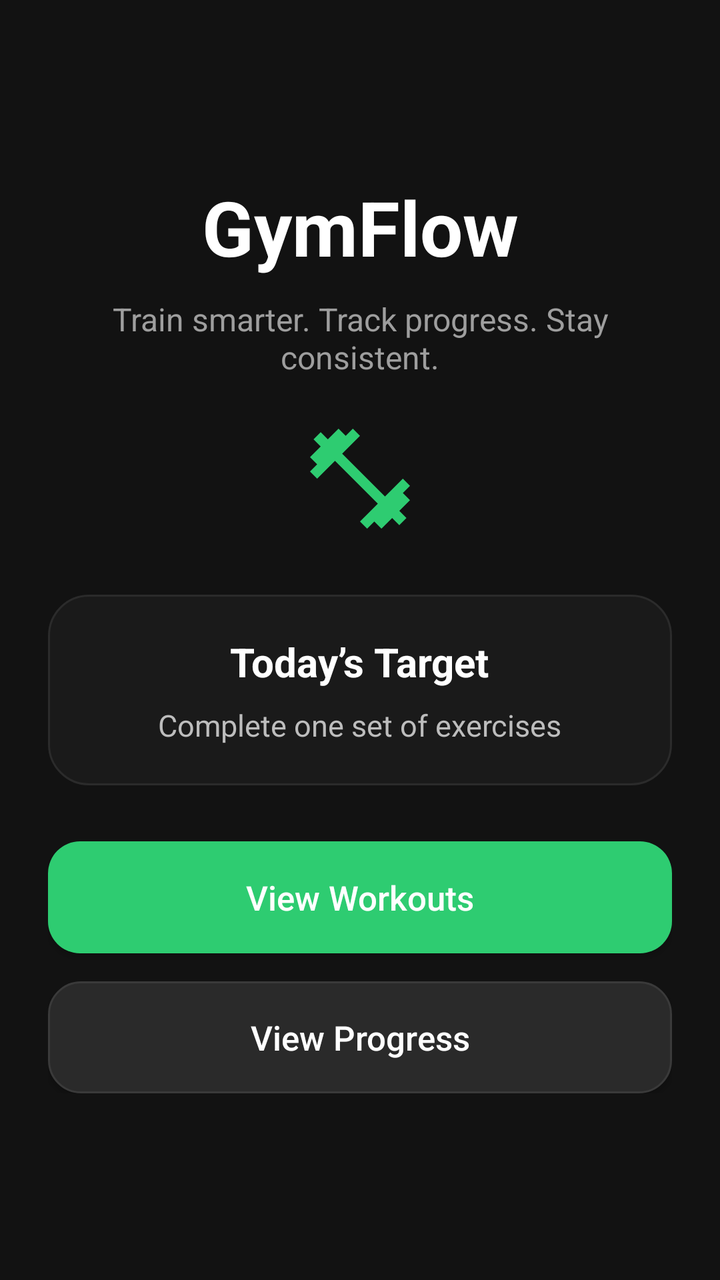
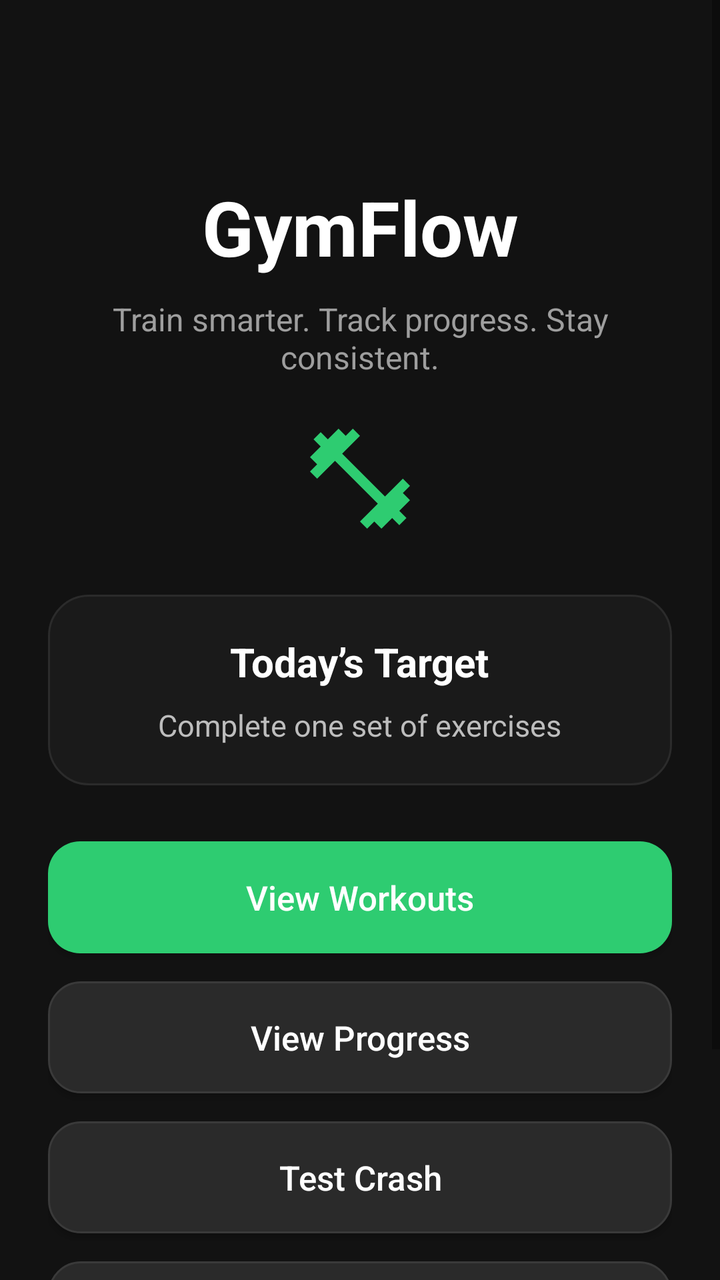

Compare the two renders of this Android layout. The source of the first and the diff that turns it into the second are given below.
<!-- AndroidManifest.xml: application theme Theme.GymFlow -->
<!-- res/layout/activity_main.xml -->
<?xml version="1.0" encoding="utf-8"?>
<ScrollView xmlns:android="http://schemas.android.com/apk/res/android"
    android:layout_width="match_parent"
    android:layout_height="match_parent"
    android:background="#121212">

    <LinearLayout
        android:layout_width="match_parent"
        android:layout_height="wrap_content"
        android:orientation="vertical"
        android:padding="24dp">

        
        <TextView
            android:id="@+id/tvAppTitle"
            android:layout_width="match_parent"
            android:layout_height="wrap_content"
            android:layout_marginTop="64dp"
            android:gravity="center"
            android:text="GymFlow"
            android:textColor="#FFFFFF"
            android:textSize="38sp"
            android:textStyle="bold" />

        
        <TextView
            android:id="@+id/tvSubtitle"
            android:layout_width="280dp"
            android:layout_height="wrap_content"
            android:layout_gravity="center"
            android:layout_marginTop="10dp"
            android:gravity="center"
            android:text="Train smarter. Track progress. Stay consistent."
            android:textColor="#9E9E9E"
            android:textSize="16sp" />

        
        <ImageView
            android:id="@+id/imgDumbbell"
            android:layout_width="60dp"
            android:layout_height="60dp"
            android:layout_marginTop="20dp"
            android:layout_gravity="center"
            android:src="@drawable/ic_dumbbell"
            android:contentDescription="Dumbbell Icon"/>

        
        <LinearLayout
            android:layout_width="match_parent"
            android:layout_height="wrap_content"
            android:layout_marginTop="28dp"
            android:background="@drawable/screen_panel_bg"
            android:orientation="vertical"
            android:padding="20dp">

            <TextView
                android:layout_width="wrap_content"
                android:layout_height="wrap_content"
                android:text="Today’s Target"
                android:layout_gravity="center"
                android:textColor="#FFFFFF"
                android:textSize="20sp"
                android:textStyle="bold" />

            <TextView
                android:layout_width="wrap_content"
                android:layout_height="wrap_content"
                android:layout_marginTop="8dp"
                android:layout_gravity="center"
                android:text="Complete one set of exercises"
                android:textColor="#BDBDBD"
                android:textSize="15sp" />

        </LinearLayout>

        
        <Button
            android:id="@+id/btnViewWorkouts"
            android:layout_width="match_parent"
            android:layout_height="56dp"
            android:layout_marginTop="28dp"
            android:background="@drawable/primary_button_bg"
            android:text="View Workouts"
            android:textAllCaps="false"
            android:textColor="#FFFFFF"
            android:textSize="17sp" />

        
        <Button
            android:id="@+id/btnViewProgress"
            android:layout_width="match_parent"
            android:layout_height="56dp"
            android:layout_marginTop="14dp"
            android:background="@drawable/secondary_button_bg"
            android:text="View Progress"
            android:textAllCaps="false"
            android:textColor="#FFFFFF"
            android:textSize="17sp" />

    </LinearLayout>

</ScrollView>
<!-- resources referenced by this layout -->
<resources>
  <!-- drawable ic_dumbbell (drawable) -->
  <vector xmlns:android="http://schemas.android.com/apk/res/android" android:height="64dp" android:tint="#2ECC71" android:viewportHeight="24" android:viewportWidth="24" android:width="64dp">
        
      <path android:fillColor="@android:color/white" android:pathData="M20.57,14.86L22,13.43 20.57,12 17,15.57 8.43,7 12,3.43 10.57,2 9.14,3.43 7.71,2 5.57,4.14 4.14,2.71 2.71,4.14l1.43,1.43L2,7.71l1.43,1.43L2,10.57 3.43,12 7,8.43 15.57,17 12,20.57 13.43,22l1.43,-1.43L16.29,22l2.14,-2.14 1.43,1.43 1.43,-1.43 -1.43,-1.43L22,16.29z"/>
      
  </vector>
  <!-- drawable primary_button_bg (drawable) -->
  <?xml version="1.0" encoding="utf-8"?>
  <shape xmlns:android="http://schemas.android.com/apk/res/android">
      <solid android:color="#2ECC71" />
      <corners android:radius="16dp" />
  </shape>
  <!-- drawable screen_panel_bg (drawable) -->
  <?xml version="1.0" encoding="utf-8"?>
  <shape xmlns:android="http://schemas.android.com/apk/res/android">
      <solid android:color="#1A1A1A" />
      <corners android:radius="20dp" />
      <stroke
          android:width="1dp"
          android:color="#2B2B2B" />
  </shape>
  <!-- drawable secondary_button_bg (drawable) -->
  <?xml version="1.0" encoding="utf-8"?>
  <shape xmlns:android="http://schemas.android.com/apk/res/android">
      <solid android:color="#2A2A2A" />
      <corners android:radius="16dp" />
      <stroke
          android:width="1dp"
          android:color="#3A3A3A" />
  </shape>
  <style name="Theme.GymFlow" parent="Theme.AppCompat.DayNight.NoActionBar">
          <item name="android:statusBarColor">@android:color/transparent</item>
      </style>
</resources>

<!-- the commit's change to res/layout/activity_main.xml (unified diff, before → after) -->
@@ -97,6 +97,42 @@
             android:textColor="#FFFFFF"
             android:textSize="17sp" />
 
+        
+        <Button
+            android:id="@+id/btnCrash"
+            android:layout_width="match_parent"
+            android:layout_height="56dp"
+            android:layout_marginTop="14dp"
+            android:background="@drawable/secondary_button_bg"
+            android:text="Test Crash"
+            android:textAllCaps="false"
+            android:textColor="#FFFFFF"
+            android:textSize="17sp" />
+
+        
+        <Button
+            android:id="@+id/btnSaveData"
+            android:layout_width="match_parent"
+            android:layout_height="56dp"
+            android:layout_marginTop="14dp"
+            android:background="@drawable/secondary_button_bg"
+            android:text="Save Workout to Firestore"
+            android:textAllCaps="false"
+            android:textColor="#FFFFFF"
+            android:textSize="17sp" />
+
+        
+        <Button
+            android:id="@+id/btnReadData"
+            android:layout_width="match_parent"
+            android:layout_height="56dp"
+            android:layout_marginTop="14dp"
+            android:background="@drawable/secondary_button_bg"
+            android:text="Read Workouts from Firestore"
+            android:textAllCaps="false"
+            android:textColor="#FFFFFF"
+            android:textSize="17sp" />
+
     </LinearLayout>
 
 </ScrollView>
